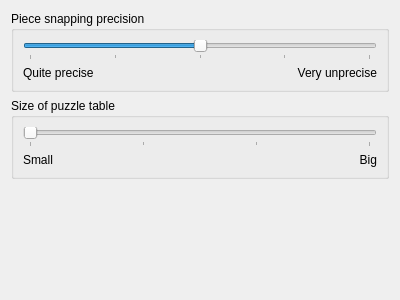
KDE/palapeli, file src/settings.ui: the form before one commit.
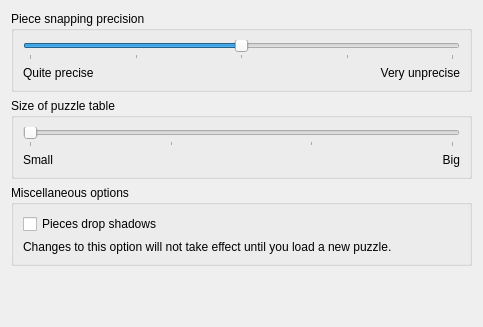
The form after the commit.

Commit message: Implement drop shadows everywhere, but only optional because of the bad performance.

The edit to the form file:
```diff
--- a/src/settings.ui
+++ b/src/settings.ui
@@ -6,8 +6,8 @@
    <rect>
     <x>0</x>
     <y>0</y>
-    <width>400</width>
-    <height>300</height>
+    <width>483</width>
+    <height>327</height>
    </rect>
   </property>
   <property name="windowTitle">
@@ -113,6 +113,32 @@
      </layout>
     </widget>
    </item>
+   <item>
+    <widget class="QGroupBox" name="groupBox">
+     <property name="title">
+      <string>Miscellaneous options</string>
+     </property>
+     <layout class="QVBoxLayout" name="verticalLayout_2">
+      <item>
+       <widget class="QCheckBox" name="kcfg_PieceShadows">
+        <property name="text">
+         <string>Pieces drop shadows</string>
+        </property>
+       </widget>
+      </item>
+      <item>
+       <widget class="QLabel" name="label">
+        <property name="text">
+         <string>Changes to this option will not take effect until you load a new puzzle.</string>
+        </property>
+        <property name="wordWrap">
+         <bool>true</bool>
+        </property>
+       </widget>
+      </item>
+     </layout>
+    </widget>
+   </item>
    <item>
     <spacer name="verticalSpacer">
      <property name="orientation">
```
The commit also changes 6 other files.
